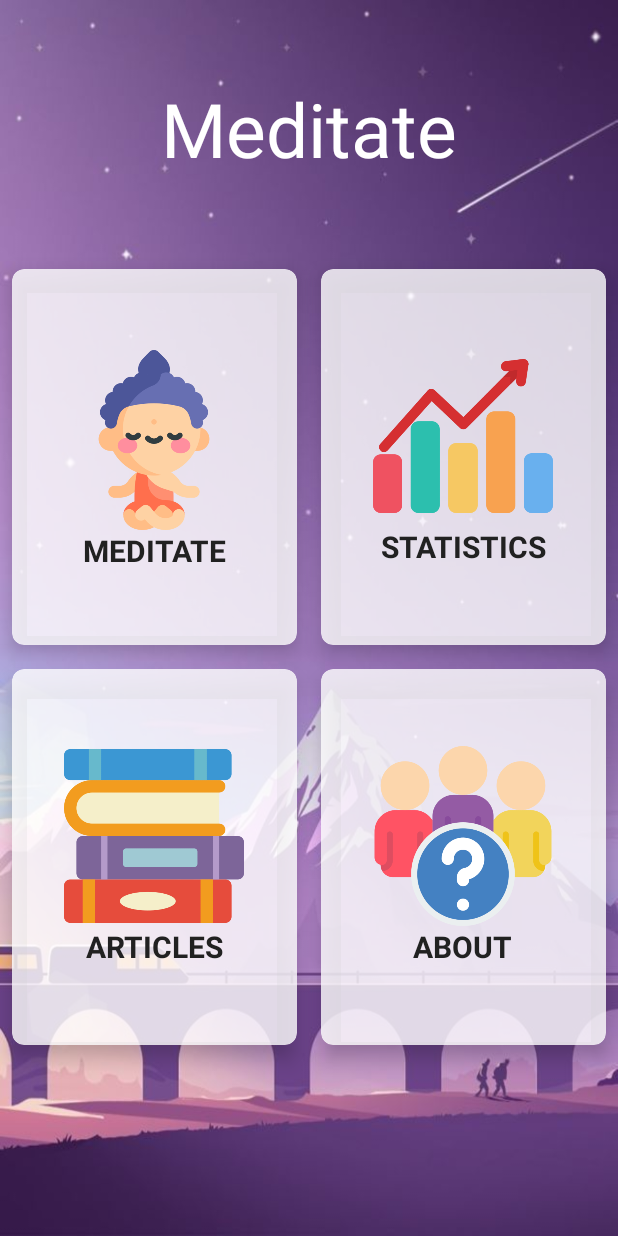
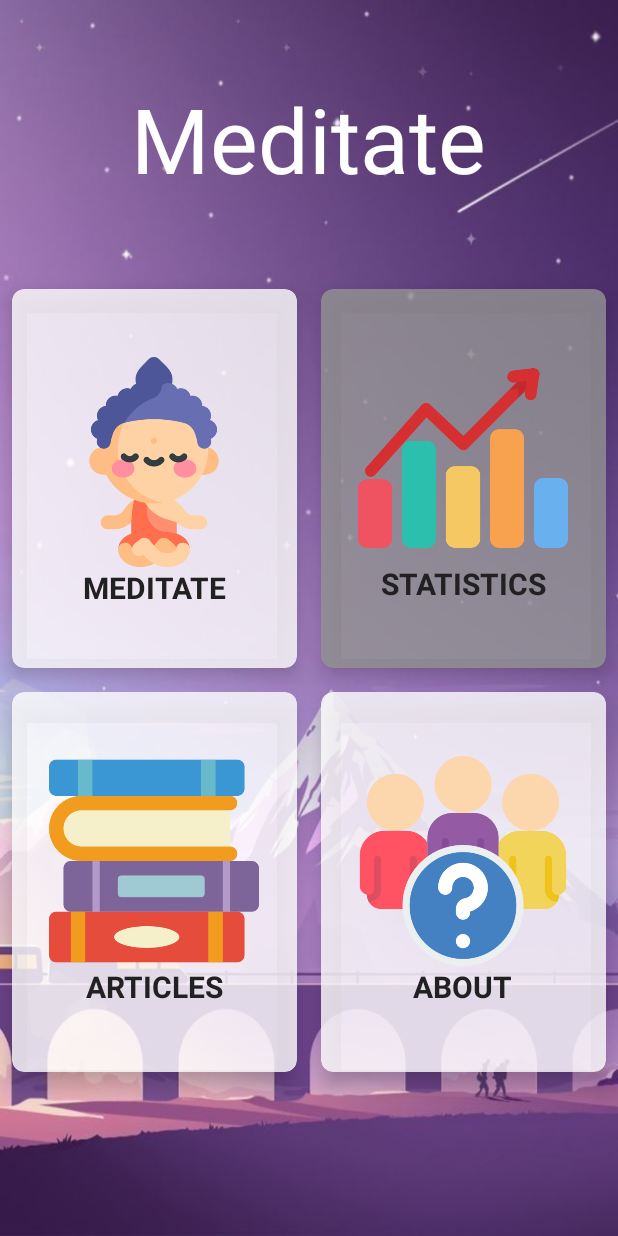
Before and after one commit to RecoNike/meditate_app, an Android app: the screen it shows after launch (MainActivity), on a phone screen of 412 x 824 dp. Run offline under Robolectric (Android 15) with nearby library versions, the phone set to English and light mode, and no system bars; Roboto replaces fonts that are not available here.

Commit message:
Android Std Updated

```diff
--- a/app/src/main/java/com/recon/meditationapp/MeditationActivity.kt
+++ b/app/src/main/java/com/recon/meditationapp/MeditationActivity.kt
@@ -19,18 +19,17 @@ class MeditationActivity : AppCompatActivity() {
         val forestButton : LinearLayout = findViewById(R.id.forestSoundsBt)
         val oceanButton : LinearLayout = findViewById(R.id.oceanSoundsBt)
         val stopButon : Button = findViewById(R.id.stopBt)
-        //val startButton : Button = findViewById(R.id.startBt)
         val pauseButon : Button = findViewById(R.id.pauseBt)
 
 
         fun PauseFun(){
-            if(playerForest.isPlaying && !isPaused){
+            if(playerForest.isPlaying){
                 playerForest.pause()
                 isPaused = true
                 pauseButon.setBackgroundResource(R.drawable.play_icon)
                 return
             }
-            if(playerBeach.isPlaying && !isPaused){
+            if(playerBeach.isPlaying){
                 playerBeach.pause()
                 isPaused = true
                 pauseButon.setBackgroundResource(R.drawable.play_icon)
@@ -40,8 +39,8 @@ class MeditationActivity : AppCompatActivity() {
             if(!playerForest.isPlaying && playerForest.getCurrentPosition() > 0){
                 playerForest.start()
                 isPaused = false
+                pauseButon.setBackgroundResource(R.drawable.pause_icon)
                 return
-                pauseButon.setBackgroundResource(R.drawable.pause_icon)
             }
             if(!playerBeach.isPlaying && playerBeach.getCurrentPosition() > 0){
                 playerBeach.start()
@@ -64,22 +63,27 @@ class MeditationActivity : AppCompatActivity() {
             }
         }
         forestButton.setOnClickListener{
+            playerBeach.stop()
             if(playerForest == null){
                 playerForest = MediaPlayer.create(this, R.raw.forest_sounds)
             }
             if(!playerForest.isPlaying && !playerBeach.isPlaying) {
                 playerForest.start()
                 pauseButon.setBackgroundResource(R.drawable.pause_icon)
+                isPaused = false
             }
+
         }
 
         oceanButton.setOnClickListener{
+            playerForest.stop()
             if(playerBeach == null){
                 playerBeach = MediaPlayer.create(this, R.raw.forest_sounds)
             }
             if(!playerBeach.isPlaying && !playerForest.isPlaying) {
                 playerBeach.start()
                 pauseButon.setBackgroundResource(R.drawable.pause_icon)
+                isPaused = false
             }
         }
 
--- a/app/src/main/res/layout/activity_main.xml
+++ b/app/src/main/res/layout/activity_main.xml
@@ -21,7 +21,7 @@
         android:paddingBottom="40dp"
         android:text="Meditate"
         android:textColor="@color/white"
-        android:textSize="50sp" />
+        android:textSize="60sp" />
 <GridLayout
     android:layout_width="match_parent"
     android:layout_height="match_parent"
@@ -52,8 +52,8 @@
 
 
             <ImageView
-                android:layout_width="120dp"
-                android:layout_height="120dp"
+                android:layout_width="140dp"
+                android:layout_height="140dp"
                 android:src="@drawable/yogi_icon" />
 
             <TextView
@@ -82,7 +82,7 @@
         android:layout_marginTop="8dp"
         android:layout_marginEnd="8dp"
         android:layout_marginBottom="8dp"
-        app:cardBackgroundColor="#CCFFFFFF"
+        app:cardBackgroundColor="#CC949494"
         app:cardCornerRadius="8dp"
         app:cardElevation="8dp">
 
@@ -94,8 +94,8 @@
             android:orientation="vertical">
 
             <ImageView
-                android:layout_width="120dp"
-                android:layout_height="120dp"
+                android:layout_width="140dp"
+                android:layout_height="140dp"
                 android:src="@drawable/statistic_icon" />
 
             <TextView
@@ -135,8 +135,8 @@
             android:orientation="vertical">
 
             <ImageView
-                android:layout_width="120dp"
-                android:layout_height="120dp"
+                android:layout_width="140dp"
+                android:layout_height="140dp"
                 android:src="@drawable/book_icon" />
 
             <TextView
@@ -176,8 +176,8 @@
             android:orientation="vertical">
 
             <ImageView
-                android:layout_width="120dp"
-                android:layout_height="120dp"
+                android:layout_width="140dp"
+                android:layout_height="140dp"
                 android:src="@drawable/about_icon" />
 
             <TextView
```
Also changed, not shown: app/src/main/java/com/recon/meditationapp/MainActivity.kt (+5 -3 lines).
